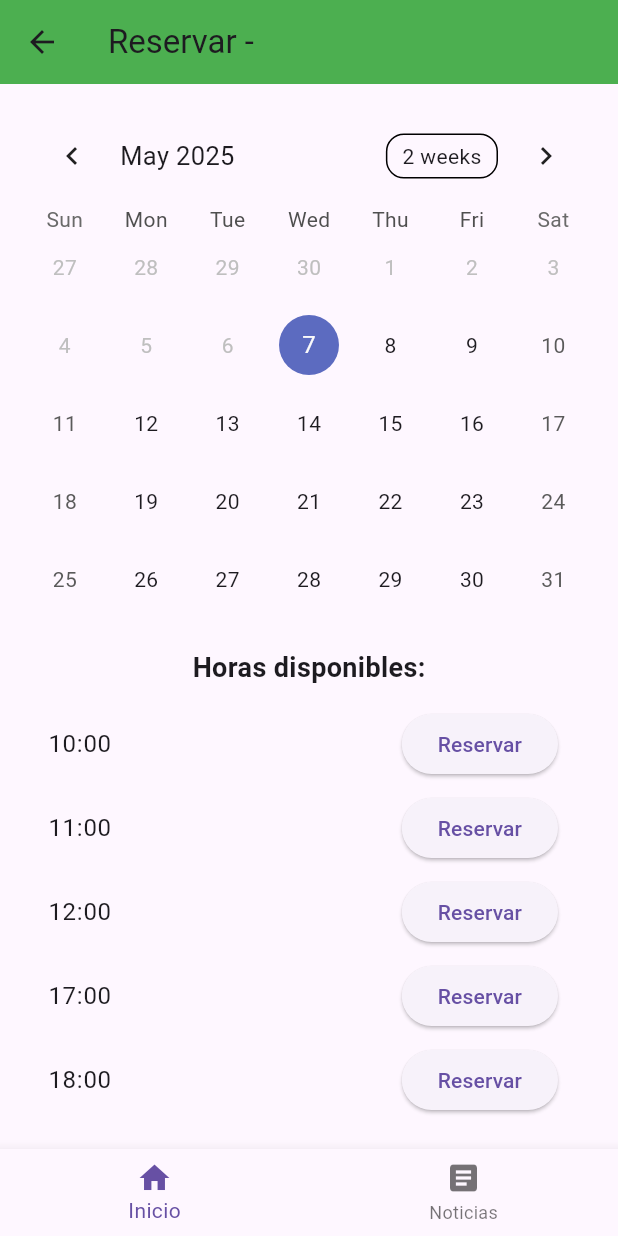
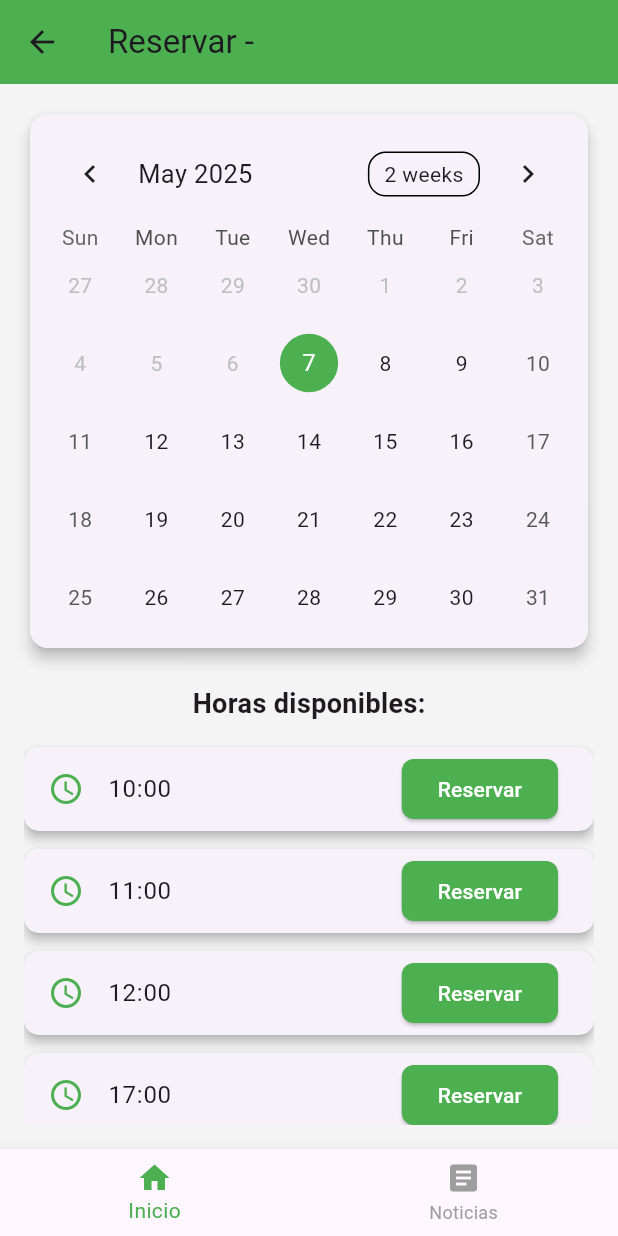
Before and after one commit to FeederMaster666/API_Gerindote, a Flutter app: the PantallaReserva screen opened directly with empty values, on a phone screen of 412 x 824 dp. Run offline on Flutter 3.47's test engine with Material 3 defaults, Android fonts, the phone set to English and light mode, and no system bars; drawn by our look-alikes of table_calendar; our stand-ins replace shared_preferences; accounts and stored records are empty; network calls fail.

Commit message:
Update PantallaReserva.dart
cambio de estilos

```diff
--- a/APP MOVIL/lib/pages/PantallaReserva.dart
+++ b/APP MOVIL/lib/pages/PantallaReserva.dart
@@ -46,6 +46,7 @@ class _PantallaReservaState extends State<PantallaReserva> {
   @override
   Widget build(BuildContext context) {
     return Scaffold(
+      backgroundColor: const Color(0xFFF4F4F4),
       appBar: AppBar(
         title: Text('Reservar - ${widget.nombreActividad}'),
         backgroundColor: Colors.green,
@@ -54,10 +55,17 @@ class _PantallaReservaState extends State<PantallaReserva> {
         padding: const EdgeInsets.all(16.0),
         child: Column(
           children: [
-            TableCalendar(
+            Card(
+              shape: RoundedRectangleBorder(
+                borderRadius: BorderRadius.circular(12),
+              ),
+              elevation: 4,
+              child: Padding(
+                padding: const EdgeInsets.all(8.0),
+                child: TableCalendar(
                   focusedDay: _fechaSeleccionada,
                   firstDay: DateTime.now(),
-              lastDay: DateTime.now().add(Duration(days: 30)),
+                  lastDay: DateTime.now().add(const Duration(days: 30)),
                   calendarFormat: CalendarFormat.month,
                   onDaySelected: (selectedDay, _) {
                     setState(() {
@@ -68,9 +76,21 @@ class _PantallaReservaState extends State<PantallaReserva> {
                   selectedDayPredicate: (day) {
                     return isSameDay(_fechaSeleccionada, day);
                   },
+                  calendarStyle: const CalendarStyle(
+                    selectedDecoration: BoxDecoration(
+                      color: Colors.green,
+                      shape: BoxShape.circle,
+                    ),
+                    todayDecoration: BoxDecoration(
+                      color: Colors.lightGreen,
+                      shape: BoxShape.circle,
+                    ),
+                  ),
+                ),
+              ),
             ),
             const SizedBox(height: 20),
-            Text(
+            const Text(
               'Horas disponibles:',
               style: TextStyle(fontSize: 18, fontWeight: FontWeight.bold),
             ),
@@ -79,8 +99,21 @@ class _PantallaReservaState extends State<PantallaReserva> {
               child: ListView.builder(
                 itemCount: horasDisponibles.length,
                 itemBuilder: (context, index) {
-                  return ListTile(
-                    title: Text(horasDisponibles[index]),
+                  return Card(
+                    elevation: 3,
+                    margin: const EdgeInsets.symmetric(vertical: 6),
+                    shape: RoundedRectangleBorder(
+                      borderRadius: BorderRadius.circular(10),
+                    ),
+                    child: ListTile(
+                      leading: const Icon(
+                        Icons.access_time,
+                        color: Colors.green,
+                      ),
+                      title: Text(
+                        horasDisponibles[index],
+                        style: const TextStyle(fontSize: 16),
+                      ),
                       trailing: ElevatedButton(
                         onPressed: () {
                           ScaffoldMessenger.of(context).showSnackBar(
@@ -91,7 +124,17 @@ class _PantallaReservaState extends State<PantallaReserva> {
                             ),
                           );
                         },
-                      child: Text('Reservar'),
+                        style: ElevatedButton.styleFrom(
+                          backgroundColor: Colors.green,
+                          shape: RoundedRectangleBorder(
+                            borderRadius: BorderRadius.circular(8),
+                          ),
+                        ),
+                        child: const Text(
+                          'Reservar',
+                          style: TextStyle(color: Colors.white),
+                        ),
+                      ),
                     ),
                   );
                 },
@@ -101,11 +144,14 @@ class _PantallaReservaState extends State<PantallaReserva> {
         ),
       ),
       bottomNavigationBar: BottomNavigationBar(
-        onTap: _onBottomNavTapped,
         items: const [
           BottomNavigationBarItem(icon: Icon(Icons.home), label: 'Inicio'),
           BottomNavigationBarItem(icon: Icon(Icons.article), label: 'Noticias'),
         ],
+        currentIndex: 0,
+        onTap: _onBottomNavTapped,
+        selectedItemColor: Colors.green,
+        unselectedItemColor: Colors.grey,
       ),
     );
   }
```
Lines whose indentation alone changed are shown as unchanged.
